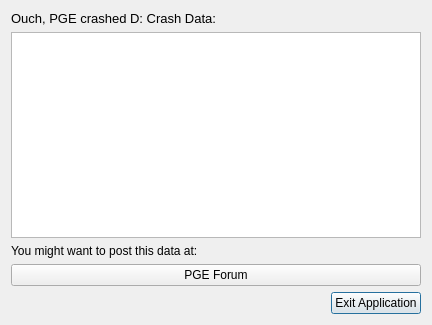
Qt form Editor/common_features/crashhandler.ui (WohlSoft/Moondust-Project) before a commit.
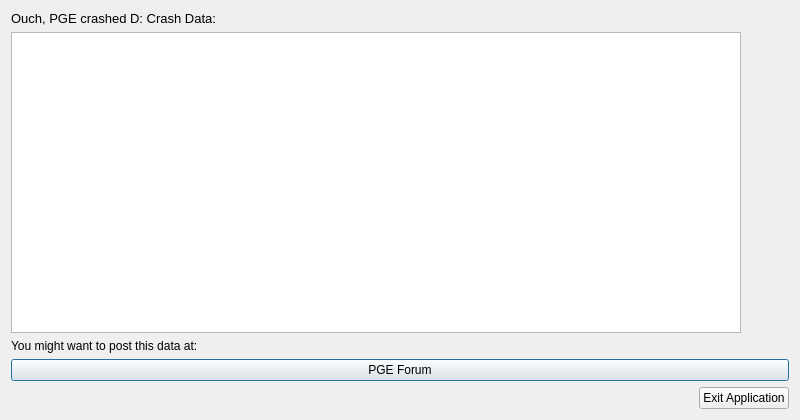
The same form after that commit. Icons and pictures are not drawn.

```diff
--- a/Editor/common_features/crashhandler.ui
+++ b/Editor/common_features/crashhandler.ui
@@ -6,8 +6,8 @@
    <rect>
     <x>0</x>
     <y>0</y>
-    <width>432</width>
-    <height>325</height>
+    <width>800</width>
+    <height>420</height>
    </rect>
   </property>
   <property name="windowTitle">
@@ -18,10 +18,10 @@
     <normaloff>:/images/bug.png</normaloff>:/images/bug.png</iconset>
   </property>
   <layout class="QGridLayout" name="gridLayout">
-   <item row="4" column="1">
-    <widget class="QPushButton" name="exitButton">
+   <item row="2" column="0" colspan="2">
+    <widget class="QLabel" name="extraLabel">
      <property name="text">
-      <string>Exit Application</string>
+      <string>You might want to post this data at:</string>
      </property>
     </widget>
    </item>
@@ -38,27 +38,6 @@
      </property>
     </spacer>
    </item>
-   <item row="3" column="0" colspan="2">
-    <widget class="QPushButton" name="pgeForumButton">
-     <property name="text">
-      <string>PGE Forum</string>
-     </property>
-    </widget>
-   </item>
-   <item row="2" column="0" colspan="2">
-    <widget class="QLabel" name="extraLabel">
-     <property name="text">
-      <string>You might want to post this data at:</string>
-     </property>
-    </widget>
-   </item>
-   <item row="1" column="0" colspan="2">
-    <widget class="QTextEdit" name="crashData">
-     <property name="readOnly">
-      <bool>true</bool>
-     </property>
-    </widget>
-   </item>
    <item row="0" column="0" colspan="2">
     <widget class="QLabel" name="notifyLabel">
      <property name="font">
@@ -71,6 +50,37 @@
      </property>
     </widget>
    </item>
+   <item row="1" column="0" colspan="2">
+    <widget class="QTextEdit" name="crashData">
+     <property name="readOnly">
+      <bool>true</bool>
+     </property>
+    </widget>
+   </item>
+   <item row="0" column="2" rowspan="2">
+    <widget class="QLabel" name="label">
+     <property name="text">
+      <string/>
+     </property>
+     <property name="pixmap">
+      <pixmap resource="../_resources/editor.qrc">:/images/cat_beaten/cat_beaten_128.png</pixmap>
+     </property>
+    </widget>
+   </item>
+   <item row="3" column="0" colspan="3">
+    <widget class="QPushButton" name="pgeForumButton">
+     <property name="text">
+      <string>PGE Forum</string>
+     </property>
+    </widget>
+   </item>
+   <item row="4" column="1" colspan="2">
+    <widget class="QPushButton" name="exitButton">
+     <property name="text">
+      <string>Exit Application</string>
+     </property>
+    </widget>
+   </item>
   </layout>
  </widget>
  <resources>
```
